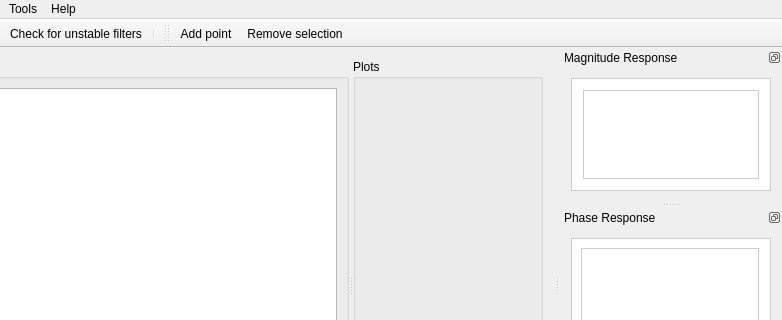
Old version of the form src/VdcEditorWindow.ui in the repository timschneeb/DDCToolbox; both pictures show x 194 to 976 and y 0 to 320 of the 976 by 541 pixel window.
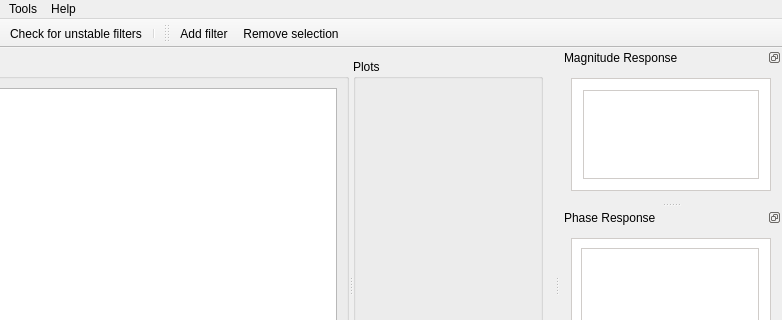
New version of the form. Icons and pictures are not drawn. Custom widgets are drawn as their Qt base class.

The edit to the form file:
```diff
--- a/src/VdcEditorWindow.ui
+++ b/src/VdcEditorWindow.ui
@@ -394,7 +394,7 @@
   </widget>
   <action name="actionAdd_Point">
    <property name="text">
-    <string>Add point</string>
+    <string>Add filter</string>
    </property>
    <property name="toolTip">
     <string>Add point</string>
```
Left out of the diff: 4 changed lines with no effect on the pictures.
